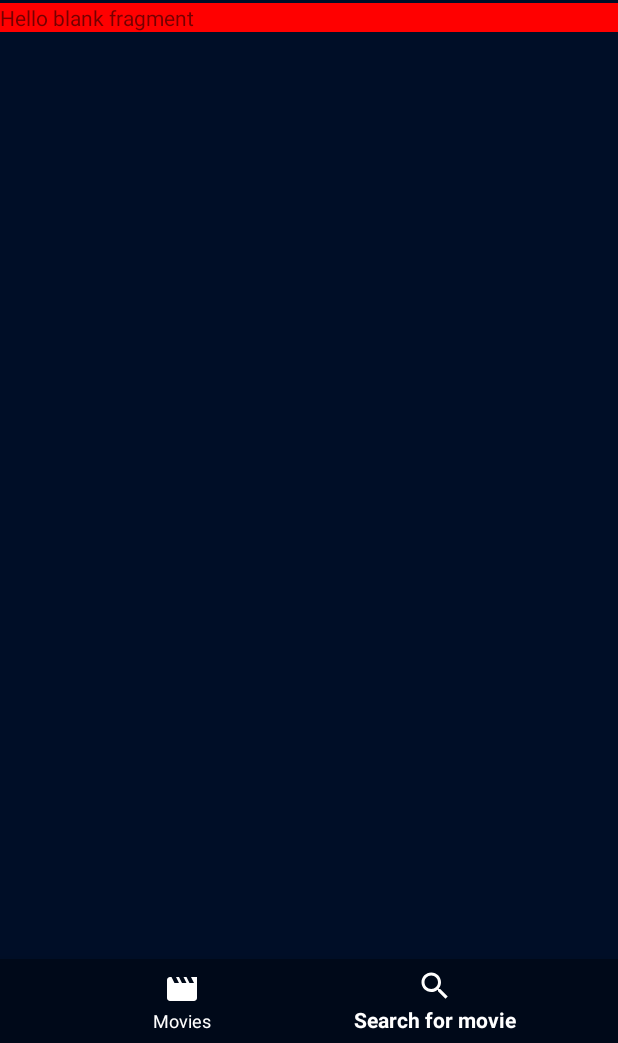
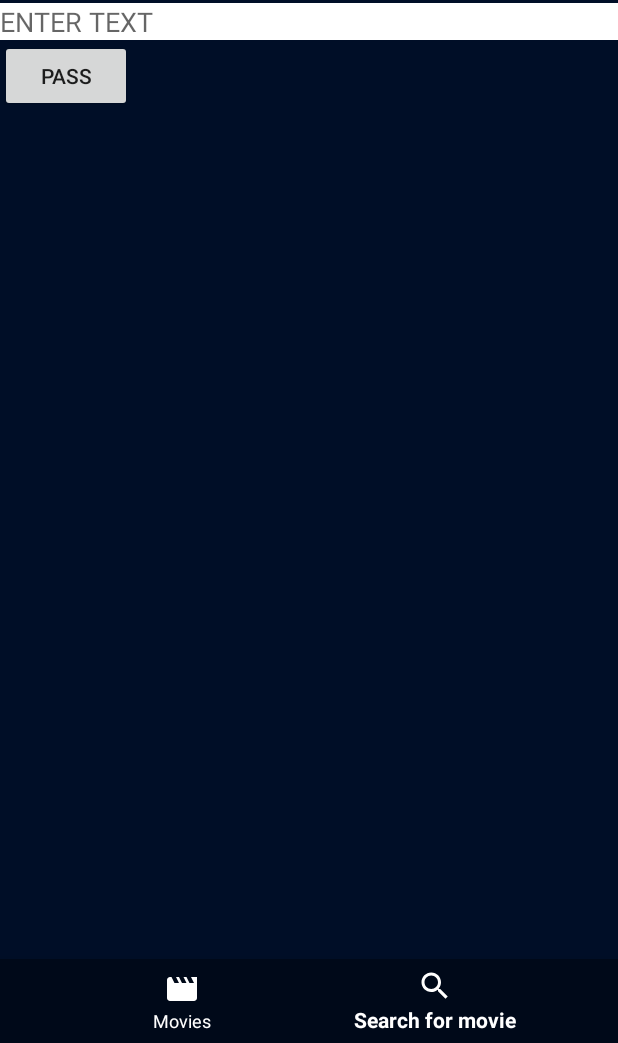
Before and after one commit to falcofemoralis/Mobile-Film-Tracker, an Android app: the screen it shows after launch (MainActivity), item 2 of the bottom bar chosen, on a phone screen of 412 x 824 dp, the part 193-1236 px from its top. Run offline under Robolectric (Android 15) with nearby library versions, the phone set to English and light mode, and no system bars; 11 statements that could not run were skipped.

Commit message:
Memory optimization

```diff
--- a/app/src/main/java/com/vladyslav/offlinefilmtracker/Fragments/MainFragment.java
+++ b/app/src/main/java/com/vladyslav/offlinefilmtracker/Fragments/MainFragment.java
@@ -1,32 +1,40 @@
 package com.vladyslav.offlinefilmtracker.Fragments;
 
-import android.graphics.drawable.BitmapDrawable;
 import android.os.Bundle;
 import android.os.Handler;
 import android.os.Looper;
 import android.view.LayoutInflater;
 import android.view.View;
 import android.view.ViewGroup;
-import android.widget.HorizontalScrollView;
-import android.widget.ImageView;
 import android.widget.LinearLayout;
 import android.widget.TextView;
 
 import androidx.fragment.app.Fragment;
+import androidx.recyclerview.widget.LinearLayoutManager;
+import androidx.recyclerview.widget.RecyclerView;
 
 import com.vladyslav.offlinefilmtracker.Managers.DatabaseManager;
-import com.vladyslav.offlinefilmtracker.Managers.FragmentHelper;
-import com.vladyslav.offlinefilmtracker.Managers.ResourcesManager;
 import com.vladyslav.offlinefilmtracker.Objects.Film;
+import com.vladyslav.offlinefilmtracker.Objects.FilmAdapter;
 import com.vladyslav.offlinefilmtracker.R;
 
+import java.util.ArrayList;
+
 public class MainFragment extends Fragment {
-    private final double POSTER_SCALE_FACTOR = 2; //размер постеров у фильмов
     private final int FILMS_IN_ROW = 7; //кол-во фильмов в строке
     private LinearLayout baseLayout; //базовый лаяут
     private View view;
     private DatabaseManager databaseManager;
-    private int moreBtnHeight;
+
+    public class MoreBtn {
+        public int height;
+        public String genre;
+
+        public MoreBtn(int height, String genre) {
+            this.height = height;
+            this.genre = genre;
+        }
+    }
 
     @Override
     public View onCreateView(LayoutInflater inflater, ViewGroup container, Bundle savedInstanceState) {
@@ -42,7 +50,7 @@ public class MainFragment extends Fragment {
                     databaseManager = DatabaseManager.getInstance(view.getContext());
                     //получаем фильмы по жанру
                     for (int i = 0; i < genres.length; ++i) {
-                        final Film[] films;
+                        final ArrayList<Film> films;
                         if (genres[i].equals("Popular"))
                             films = databaseManager.getPopularFilmsLimited(FILMS_IN_ROW);
                         else
@@ -52,7 +60,7 @@ public class MainFragment extends Fragment {
                         final int finalI = i;
                         mHandler.post(new Runnable() {
                             public void run() {
-                                createFilmRow(films, genres[finalI]);
+                                setFilms(films, genres[finalI]);
                                 if (finalI == genres.length - 1) {
                                     getActivity().findViewById(R.id.progress_bar).setVisibility(View.GONE);
                                     getActivity().findViewById(R.id.main_fragment_container).setVisibility(View.VISIBLE);
@@ -66,60 +74,25 @@ public class MainFragment extends Fragment {
         return view;
     }
 
-    //создаем строку с фильмами
-    public void createFilmRow(Film[] films, String genre) {
-        LinearLayout filmsLayout = (LinearLayout) LayoutInflater.from(getContext()).inflate(R.layout.inflate_film_row, null); //колонка фильмов
-        ((TextView) filmsLayout.getChildAt(0)).setText(genre + " films"); //устанавливаем заголовок колонки
+    public void setFilms(ArrayList<Film> films, final String genre) {
+        TextView textView = new TextView(getContext());
+        textView.setTextAppearance(R.style.Header);
+        textView.setText(genre);
+        baseLayout.addView(textView);
 
-        LinearLayout linearLayout = (LinearLayout) ((HorizontalScrollView) filmsLayout.getChildAt(1)).getChildAt(0);
-        for (int i = 0; i < FILMS_IN_ROW; i++)
-            addFilm(films[i], linearLayout);
+        RecyclerView recyclerView = new RecyclerView(getContext());
+        recyclerView.setLayoutParams(new LinearLayout.LayoutParams(ViewGroup.LayoutParams.WRAP_CONTENT, ViewGroup.LayoutParams.WRAP_CONTENT));
+        recyclerView.setLayoutManager(new LinearLayoutManager(getContext(), RecyclerView.HORIZONTAL, false));
 
-        if (genre != "Popular") addMoreBtn(linearLayout, genre);
-        baseLayout.addView(filmsLayout); //добавляем в корень
-    }
+        FilmAdapter adapter;
+        if (genre != "Popular") {
+            MoreBtn moreBtn = new MoreBtn(((Film) films.get(0)).getPoster(getContext()).getBitmap().getHeight(), genre);
+            adapter = new FilmAdapter(getContext(), films, moreBtn);
+        } else {
+            adapter = new FilmAdapter(getContext(), films);
+        }
 
-    //добавление нового фильма в указанный лаяут
-    public void addFilm(final Film film, LinearLayout layout) {
-        //создаем View для постера
-        final LinearLayout filmLayout = (LinearLayout) LayoutInflater.from(getContext()).inflate(R.layout.inflate_film, null);
-
-        //ставим постер
-        BitmapDrawable poster = film.getPoster(getContext());
-        ImageView filmPoster = (ImageView) filmLayout.getChildAt(0);
-        filmPoster.setLayoutParams(new LinearLayout.LayoutParams((int) (ResourcesManager.getDpFromPx(poster.getBitmap().getWidth(), getContext()) * POSTER_SCALE_FACTOR),
-                (int) (ResourcesManager.getDpFromPx(poster.getBitmap().getHeight(), getContext()) * POSTER_SCALE_FACTOR)));
-        filmPoster.setImageDrawable(poster);
-        moreBtnHeight = (int) (ResourcesManager.getDpFromPx(poster.getBitmap().getHeight(), getContext()) * POSTER_SCALE_FACTOR);
-
-        //ставим основную информацию
-        ((TextView) filmLayout.getChildAt(1)).setText(film.getTitle());
-        ((TextView) filmLayout.getChildAt(2)).setText(film.getRating());
-
-        //добавляем нажатие для перехода на фрагмент фильма
-        filmLayout.setOnClickListener(new View.OnClickListener() {
-            @Override
-            public void onClick(View v) {
-                FragmentHelper.openFragment(FilmFragment.newInstance(film));
-            }
-        });
-
-        layout.addView(filmLayout);
-    }
-
-    //добавляем кнопку открытия всех фильмов по категории
-    public void addMoreBtn(LinearLayout baseLayout, final String genre) {
-        LinearLayout moreBtnLayout = (LinearLayout) LayoutInflater.from(getContext()).inflate(R.layout.inflate_more, null);
-        ImageView moreBtn = (ImageView) moreBtnLayout.getChildAt(0);
-        moreBtn.setOnClickListener(new View.OnClickListener() {
-            @Override
-            public void onClick(View v) {
-                FragmentHelper.openFragment(CategoryFragment.newInstance(genre));
-            }
-        });
-        ViewGroup.LayoutParams layoutParams = moreBtn.getLayoutParams();
-        layoutParams.height = moreBtnHeight;
-        moreBtn.setLayoutParams(layoutParams);
-        baseLayout.addView(moreBtnLayout);
+        recyclerView.setAdapter(adapter);
+        baseLayout.addView(recyclerView);
     }
 }
--- a/app/src/main/java/com/vladyslav/offlinefilmtracker/Fragments/SearchFragment.java
+++ b/app/src/main/java/com/vladyslav/offlinefilmtracker/Fragments/SearchFragment.java
@@ -4,62 +4,51 @@ import android.os.Bundle;
 import android.view.LayoutInflater;
 import android.view.View;
 import android.view.ViewGroup;
+import android.widget.Adapter;
+import android.widget.Button;
+import android.widget.EditText;
 
 import androidx.fragment.app.Fragment;
+import androidx.recyclerview.widget.GridLayoutManager;
+import androidx.recyclerview.widget.RecyclerView;
 
+import com.vladyslav.offlinefilmtracker.Managers.DatabaseManager;
+import com.vladyslav.offlinefilmtracker.Objects.Film;
+import com.vladyslav.offlinefilmtracker.Objects.FilmAdapter;
 import com.vladyslav.offlinefilmtracker.R;
 
-/**
- * A simple {@link Fragment} subclass.
- * Use the {@link SearchFragment#newInstance} factory method to
- * create an instance of this fragment.
- */
+import java.util.ArrayList;
+
 public class SearchFragment extends Fragment {
 
-    // TODO: Rename parameter arguments, choose names that match
-    // the fragment initialization parameters, e.g. ARG_ITEM_NUMBER
-    private static final String ARG_PARAM1 = "param1";
-    private static final String ARG_PARAM2 = "param2";
-
-    // TODO: Rename and change types of parameters
-    private String mParam1;
-    private String mParam2;
-
-    public SearchFragment() {
-        // Required empty public constructor
-    }
-
-    /**
-     * Use this factory method to create a new instance of
-     * this fragment using the provided parameters.
-     *
-     * @param param1 Parameter 1.
-     * @param param2 Parameter 2.
-     * @return A new instance of fragment SearchFragment.
-     */
-    // TODO: Rename and change types and number of parameters
-    public static SearchFragment newInstance(String param1, String param2) {
-        SearchFragment fragment = new SearchFragment();
-        Bundle args = new Bundle();
-        args.putString(ARG_PARAM1, param1);
-        args.putString(ARG_PARAM2, param2);
-        fragment.setArguments(args);
-        return fragment;
-    }
+    View view;
+    RecyclerView recyclerView;
 
     @Override
     public void onCreate(Bundle savedInstanceState) {
         super.onCreate(savedInstanceState);
-        if (getArguments() != null) {
-            mParam1 = getArguments().getString(ARG_PARAM1);
-            mParam2 = getArguments().getString(ARG_PARAM2);
-        }
     }
 
     @Override
     public View onCreateView(LayoutInflater inflater, ViewGroup container,
                              Bundle savedInstanceState) {
-        // Inflate the layout for this fragment
-        return inflater.inflate(R.layout.fragment_search, container, false);
+        view = inflater.inflate(R.layout.fragment_search, container, false);
+        recyclerView = view.findViewById(R.id.recycler);
+
+        Button button = view.findViewById(R.id.pass);
+        button.setOnClickListener(new View.OnClickListener() {
+            @Override
+            public void onClick(View v) {
+                EditText editText = view.findViewById(R.id.enter);
+                String text = editText.getText().toString();
+                ArrayList<Film> films = DatabaseManager.getInstance(getContext()).searchFilms(text);
+
+                FilmAdapter adapter = new FilmAdapter(getContext(), films);
+                recyclerView.setLayoutManager(new GridLayoutManager(getContext(), 3));
+                recyclerView.setAdapter(adapter);
+            }
+        });
+
+        return view;
     }
 }
--- a/app/src/main/java/com/vladyslav/offlinefilmtracker/Objects/FilmAdapter.java
+++ b/app/src/main/java/com/vladyslav/offlinefilmtracker/Objects/FilmAdapter.java
@@ -1,6 +1,5 @@
 package com.vladyslav.offlinefilmtracker.Objects;
 
-import android.app.Activity;
 import android.content.Context;
 import android.graphics.drawable.BitmapDrawable;
 import android.view.LayoutInflater;
@@ -11,54 +10,86 @@ import android.widget.LinearLayout;
 import android.widget.TextView;
 
 import androidx.annotation.NonNull;
-import androidx.fragment.app.FragmentManager;
 import androidx.recyclerview.widget.RecyclerView;
 
+import com.vladyslav.offlinefilmtracker.Fragments.CategoryFragment;
 import com.vladyslav.offlinefilmtracker.Fragments.FilmFragment;
+import com.vladyslav.offlinefilmtracker.Fragments.MainFragment;
 import com.vladyslav.offlinefilmtracker.Managers.FragmentHelper;
 import com.vladyslav.offlinefilmtracker.Managers.ResourcesManager;
 import com.vladyslav.offlinefilmtracker.R;
 
 import java.util.ArrayList;
 
-public class FilmAdapter extends RecyclerView.Adapter<FilmAdapter.ViewHolder> {
+public class FilmAdapter extends RecyclerView.Adapter<RecyclerView.ViewHolder> {
     private LayoutInflater inflater;
-    private ArrayList<Film> films;
+    private ArrayList<Object> films = new ArrayList<>();
     private Context context;
 
-    public FilmAdapter(Context context, ArrayList<Film> films) {
+    public FilmAdapter(Context context, ArrayList<Film> filmsArray, MainFragment.MoreBtn ... moreBtn) {
+        this.films.addAll(filmsArray);
+        if(moreBtn.length != 0) this.films.add(moreBtn[0]);
+
         this.context = context;
-        this.films = films;
         this.inflater = LayoutInflater.from(context);
     }
 
     @NonNull
     @Override
-    public FilmAdapter.ViewHolder onCreateViewHolder(@NonNull ViewGroup parent, int viewType) {
+    public RecyclerView.ViewHolder onCreateViewHolder(@NonNull ViewGroup parent, int viewType) {
+        if (viewType == 0) {
             View view = inflater.inflate(R.layout.inflate_film, parent, false);
-        return new ViewHolder(view);
+            return new FilmViewHolder(view);
+        } else {
+            View moreBtnLayout = inflater.inflate(R.layout.inflate_more, parent, false);
+            return new MoreViewHolder(moreBtnLayout);
+        }
     }
 
     @Override
-    public void onBindViewHolder(@NonNull ViewHolder holder, int position) {
-        final Film film = films.get(position);
+    public int getItemViewType(int position) {
+        if (films.get(position) instanceof Film) {
+            return 0;
+        } else {
+            return 1;
+        }
+    }
+
+    @Override
+    public void onBindViewHolder(@NonNull RecyclerView.ViewHolder holder, int position) {
+        if (holder instanceof FilmViewHolder) {
+            final Film film = (Film) films.get(position);
 
             //ставим постер
             BitmapDrawable poster = film.getPoster(context);
-        holder.posterView.setLayoutParams(new LinearLayout.LayoutParams((int) (ResourcesManager.getDpFromPx(poster.getBitmap().getWidth(), context) * 2.3),
+            ((FilmViewHolder) holder).posterView.setLayoutParams(new LinearLayout.LayoutParams((int) (ResourcesManager.getDpFromPx(poster.getBitmap().getWidth(), context) * 2.3),
                     (int) (ResourcesManager.getDpFromPx(poster.getBitmap().getHeight(), context) * 2.3)));
-        holder.posterView.setImageDrawable(poster);
+            ((FilmViewHolder) holder).posterView.setImageDrawable(poster);
 
             //устанавливаем название и рейтинг фильма
-        holder.titleView.setText(film.getTitle());
-        holder.ratingView.setText(film.getRating());
+            ((FilmViewHolder) holder).titleView.setText(film.getTitle());
+            ((FilmViewHolder) holder).ratingView.setText(film.getRating());
 
-        holder.layout.setOnClickListener(new View.OnClickListener() {
+            ((FilmViewHolder) holder).layout.setOnClickListener(new View.OnClickListener() {
                 @Override
                 public void onClick(View v) {
                     FragmentHelper.openFragment(FilmFragment.newInstance(film));
                 }
             });
+        } else {
+            //кнопка открывающая меню жанра
+            final MainFragment.MoreBtn moreBtn = (MainFragment.MoreBtn) films.get(position);
+            ((MoreViewHolder) holder).moreIcon.setOnClickListener(new View.OnClickListener() {
+                @Override
+                public void onClick(View v) {
+                    FragmentHelper.openFragment(CategoryFragment.newInstance(moreBtn.genre));
+                }
+            });
+
+            ViewGroup.LayoutParams layoutParams = ((MoreViewHolder) holder).moreIcon.getLayoutParams();
+            layoutParams.height = moreBtn.height;
+            ((MoreViewHolder) holder).moreIcon.setLayoutParams(layoutParams);
+        }
     }
 
     @Override
@@ -66,12 +97,12 @@ public class FilmAdapter extends RecyclerView.Adapter<FilmAdapter.ViewHolder> {
         return films.size();
     }
 
-    public class ViewHolder extends RecyclerView.ViewHolder {
+    public static class FilmViewHolder extends RecyclerView.ViewHolder {
         ImageView posterView;
         TextView titleView, ratingView;
         View layout;
 
-        ViewHolder(View view) {
+        FilmViewHolder(View view) {
             super(view);
             layout = view;
             posterView = view.findViewById(R.id.film_poster);
@@ -79,4 +110,13 @@ public class FilmAdapter extends RecyclerView.Adapter<FilmAdapter.ViewHolder> {
             ratingView = view.findViewById(R.id.film_rating);
         }
     }
+
+    public static class MoreViewHolder extends RecyclerView.ViewHolder {
+        ImageView moreIcon;
+
+        MoreViewHolder(View view) {
+            super(view);
+            moreIcon = (ImageView) ((LinearLayout) view).getChildAt(0);
         }
+    }
+}
--- a/app/src/main/res/layout/fragment_search.xml
+++ b/app/src/main/res/layout/fragment_search.xml
@@ -1,15 +1,29 @@
 <?xml version="1.0" encoding="utf-8"?>
-<FrameLayout xmlns:android="http://schemas.android.com/apk/res/android"
+<LinearLayout xmlns:android="http://schemas.android.com/apk/res/android"
     xmlns:tools="http://schemas.android.com/tools"
     android:layout_width="match_parent"
     android:layout_height="match_parent"
-    android:background="#FF0000"
+    android:orientation="vertical"
     tools:context=".Fragments.SearchFragment">
 
-    <!-- TODO: Update blank fragment layout -->
-    <TextView
+    <EditText
+        android:id="@+id/enter"
         android:layout_width="match_parent"
-        android:layout_height="match_parent"
-        android:text="@string/hello_blank_fragment" />
+        android:layout_height="wrap_content"
+        android:background="@color/white"
+        android:hint="ENTER TEXT"/>
 
-</FrameLayout>
+    <Button
+        android:id="@+id/pass"
+        android:layout_width="wrap_content"
+        android:layout_height="wrap_content"
+        android:text="pass"/>
+
+    <androidx.recyclerview.widget.RecyclerView
+        android:id="@+id/recycler"
+        android:layout_width="wrap_content"
+        android:layout_height="wrap_content"
+        android:layout_gravity="center_horizontal"
+        android:orientation="vertical" />
+
+</LinearLayout>
```
Also changed, not shown: app/src/main/java/com/vladyslav/offlinefilmtracker/Managers/DatabaseManager.java (+30 -19 lines), app/src/main/res/layout/inflate_film_row.xml (deleted, +0 -23 lines). Lines whose indentation alone changed are shown as unchanged.
